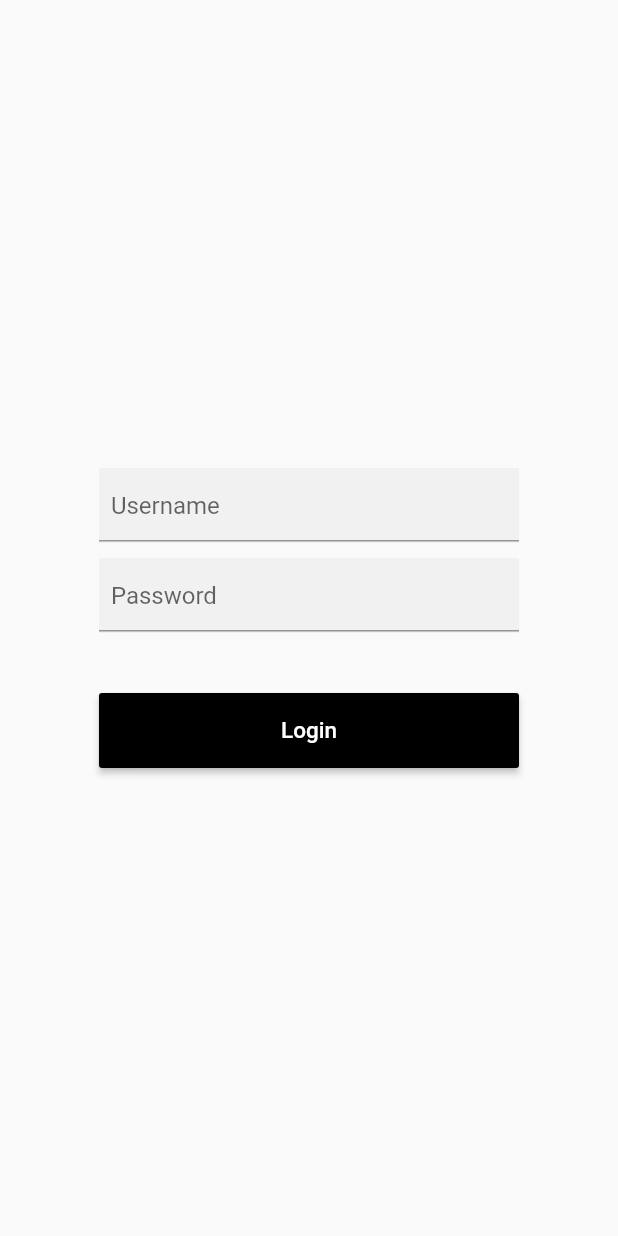
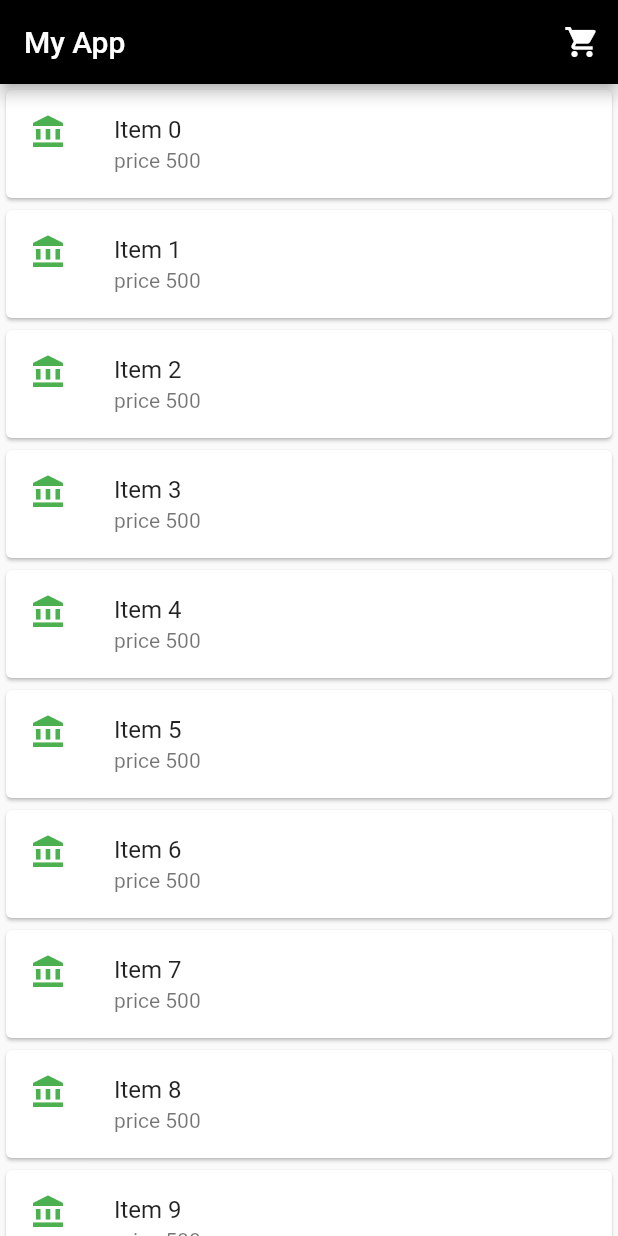
Before and after one commit to nahiduddin007/evalutiontask_app, a Flutter app: the screen it shows after launch, on a phone screen of 412 x 824 dp. Run offline on Flutter 3.47's test engine with Material 2 defaults, Android fonts, the phone set to English and light mode, and no system bars.

Commit message:
Item page ui and code is added

```diff
--- a/lib/main.dart
+++ b/lib/main.dart
@@ -1,6 +1,7 @@
 import 'package:flutter/material.dart';
 import './ui/loginpage.dart';
+import './ui/Itemlist.dart';
 
 void main() => runApp(new MaterialApp(
-  home: LoginPage(),
+  home: ListApp(),
 ));
--- a/lib/ui/Itemlist.dart
+++ b/lib/ui/Itemlist.dart
@@ -1 +1,60 @@
+import 'package:flutter/cupertino.dart';
 import 'package:flutter/material.dart';
+import './listdetails.dart';
+
+class ListApp extends StatelessWidget {
+  @override
+  Widget build(BuildContext context) {
+    return Scaffold(
+        appBar: AppBar(
+        title: Text("My App"),
+    backgroundColor: Colors.black,
+          actions: <Widget>[
+            IconButton(
+              onPressed: (){
+                print("button is click");
+              },
+              icon: Icon(
+                Icons.shopping_cart,
+                color: Colors.white,
+
+              ),
+            ),
+          ],
+    ),
+
+    body:EachList(),
+    );
+  }
+}
+
+
+
+
+class EachList extends StatelessWidget {
+  @override
+  Widget build(BuildContext context) {
+    return ListView.builder(
+        itemCount: 20,
+        itemBuilder: (_, int index) {
+          return Card(
+            child: ListTile(
+              title: Text("Item $index"),
+              subtitle: Text('price 500'),
+              leading: Icon(Icons.account_balance,color: Colors.green,),
+              onTap: (){
+                Navigator.push(
+                    context,
+                  MaterialPageRoute(
+                      builder:(context)=>ListDetails(),
+                  )
+                );
+              },
+            ),
+          );
+        },
+      );
+
+
+  }
+}
--- a/lib/ui/loginpage.dart
+++ b/lib/ui/loginpage.dart
@@ -8,6 +8,8 @@ class LoginPage extends StatefulWidget {
 class _LoginPageState extends State<LoginPage> {
   TextEditingController nameController = TextEditingController();
   TextEditingController passwordController = TextEditingController();
+
+
 
   @override
   Widget build(BuildContext context) {
```
Also changed, not shown: lib/ui/listdetails.dart (+28 -0 lines).
